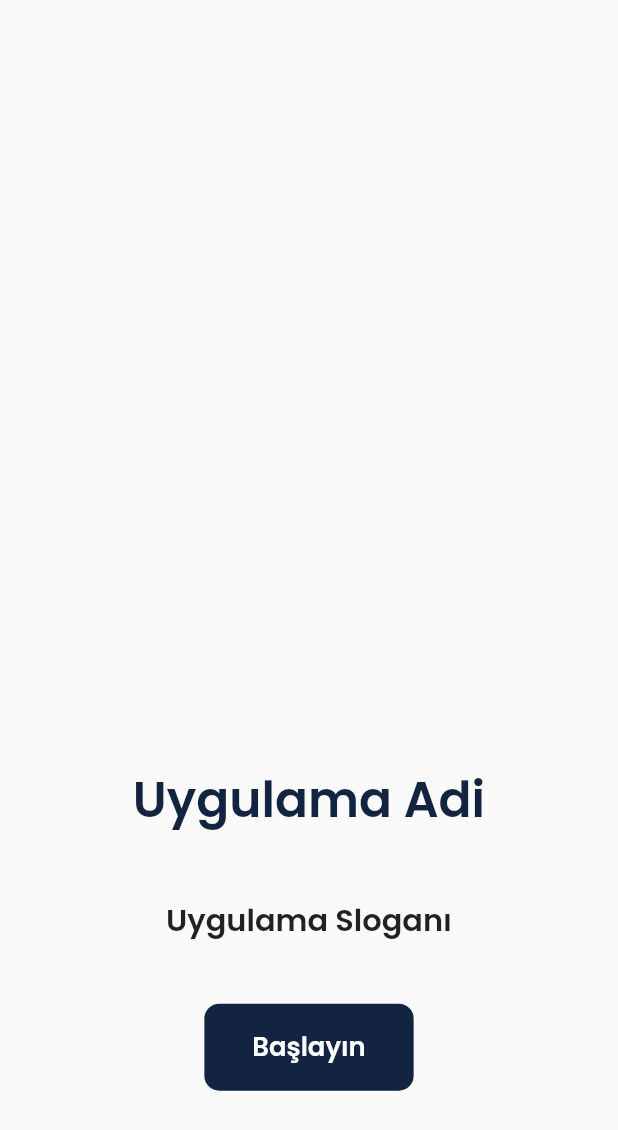
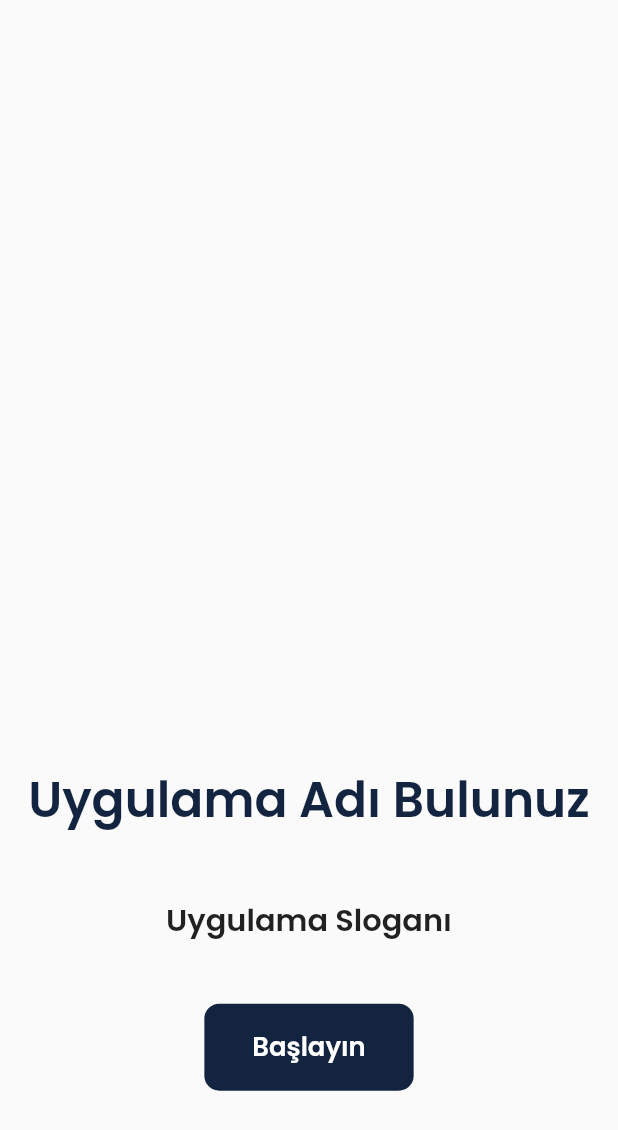
Before and after one commit to senaecelik/Why-not-143, a Flutter app: the screen it shows after launch, on a phone screen of 412 x 824 dp. Shown: the top 1130 px of the screen. Run offline on Flutter 3.47's test engine with Material 2 defaults, Android fonts, the phone set to English and light mode, and no system bars; our stand-ins replace flutter_screenutil, google_fonts.

Commit message:
string constant değişti

```diff
--- a/lib/constant.dart/string.dart
+++ b/lib/constant.dart/string.dart
@@ -4,7 +4,7 @@ class StringConstant {
   StringConstant._init();
 
   ///Cover Page
-  String coverTitle = "Uygulama Adi";
+  String coverTitle = "Uygulama Adı Bulunuz";
   String coverSubTitle = "Uygulama Sloganı";
   String covetButtonText = "Başlayın";
 }
```
